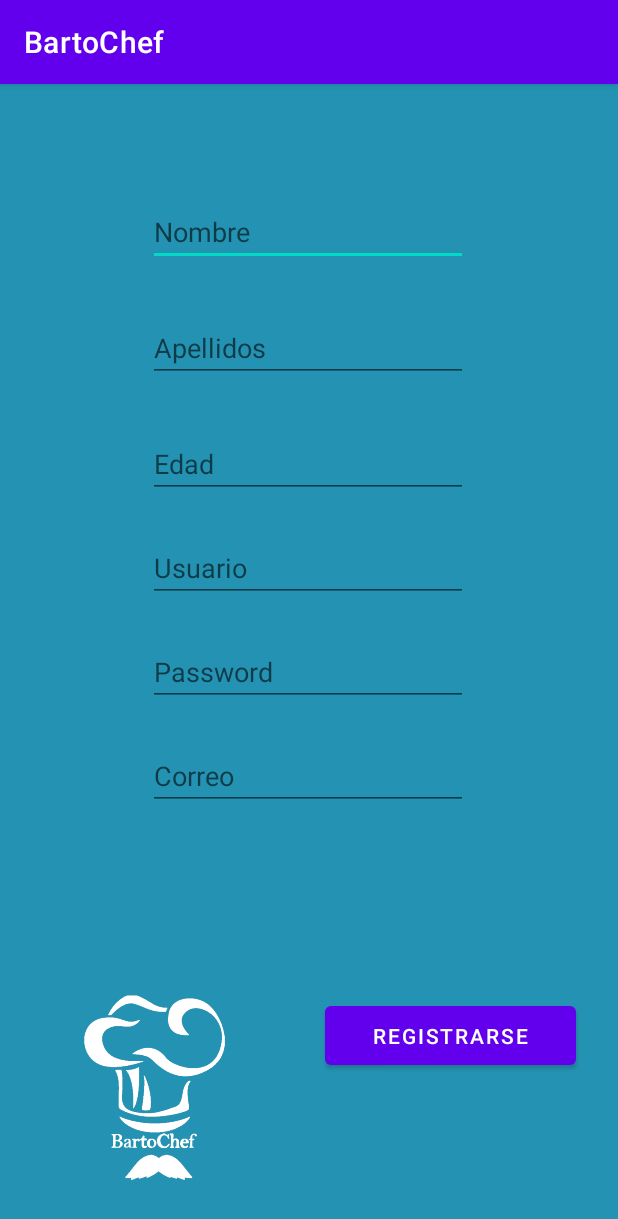
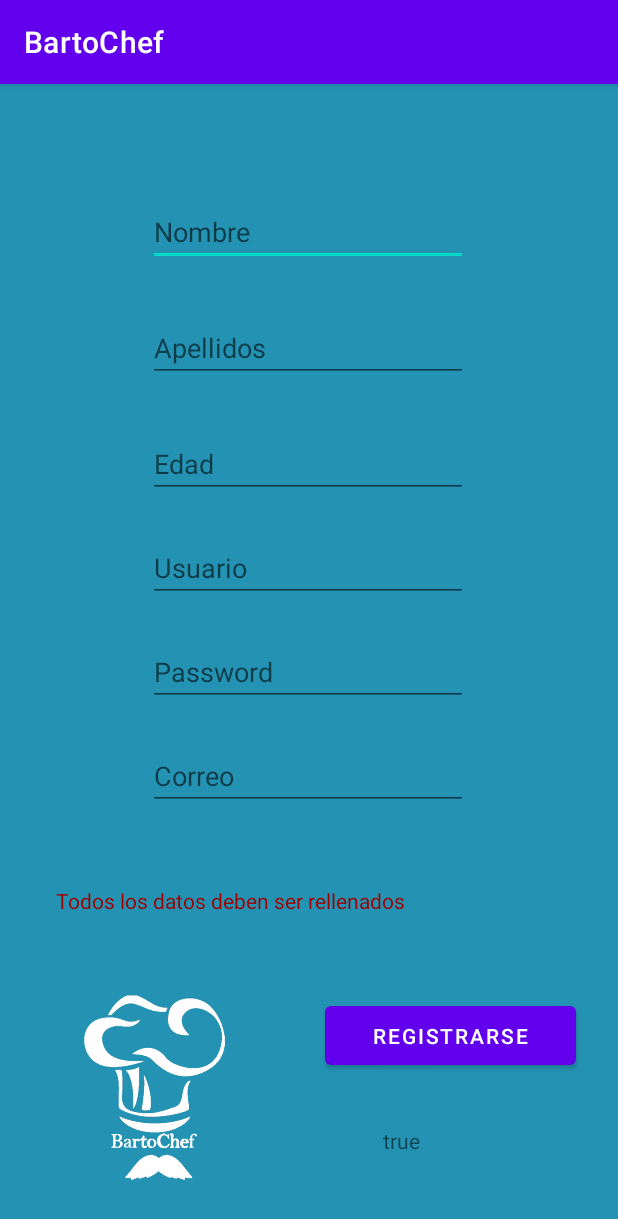
Before and after one commit to gonzzalez13/BartoChefPrincipal, an Android app: the Registro screen opened directly, with no data from a screen before it, after a tap on "REGISTRARSE", on a phone screen of 412 x 824 dp. Shown: the top 1219 px of the screen. Run offline under Robolectric (Android 15) with nearby library versions, the light colour scheme and no system bars.

Commit message:
Registro funcinal

```diff
--- a/src/main/java/com/example/bartochef/EstructuraBBDD.java
+++ b/src/main/java/com/example/bartochef/EstructuraBBDD.java
@@ -52,7 +52,7 @@ public class EstructuraBBDD {
 
 
     public static class EstructuraUsuario implements BaseColumns{
-        public static final String TABLE_NAME_USUARIO = "usaurio";
+        public static final String TABLE_NAME_USUARIO = "usuario";
         public static final String COLUMN_NAME_NOMBRE = "nombre";
         public static final String COLUMN_NAME_APELLIDOS = "apellidos";
         public static final String COLUMN_NAME_EDAD = "edad";
--- a/src/main/java/com/example/bartochef/Registro.java
+++ b/src/main/java/com/example/bartochef/Registro.java
@@ -14,9 +14,10 @@ public class Registro extends AppCompatActivity {
 
 
     EditText editnombre,editapellidos,editedad,editcontraseña,editusuario,editpassword,editcorreo;
-    TextView alerta;
+    TextView alerta,boo;
     SQLiteDatabase db;
     SQLiteHelper helper;
+    Boolean blanco;
 
 
     @Override
@@ -27,23 +28,25 @@ public class Registro extends AppCompatActivity {
         editnombre = findViewById(R.id.editNombre);
         editapellidos = findViewById(R.id.editApellidos);
         editedad = findViewById(R.id.editEdad);
-        editusuario = findViewById(R.id.editUsuario);
+        editusuario = findViewById(R.id.editUser);
         editpassword = findViewById(R.id.editPasswords);
         editcorreo = findViewById(R.id.editCorreo);
         alerta = findViewById(R.id.txtAdevertencia);
-
+        boo = findViewById(R.id.TXTBOOL);
+        blanco=false;
 
     }
 
 
 
 
-    public void Registro(View view) {
-/*
+    public void Registrar(View view) {
+
         helper = new SQLiteHelper(this);
 
         db = helper.getWritableDatabase();
-
+        blanco=false;
+        alerta.setText("");
         String nombre = String.valueOf(editnombre.getText());
         String apellidos = String.valueOf(editapellidos.getText());
         String edad = String.valueOf(editedad.getText());
@@ -51,8 +54,43 @@ public class Registro extends AppCompatActivity {
         String password = String.valueOf(editpassword.getText());
         String correo = String.valueOf(editcorreo.getText());
 
+        if (editnombre.getText().toString().trim().equalsIgnoreCase("")){
+            alerta.setText("Todos los datos deben ser nombre");
+            blanco = true;
+        }
 
+        if (editapellidos.getText().toString().trim().equalsIgnoreCase("")){
+            alerta.setText("Todos los datos deben ser apellidos");
+            blanco = true;
+        }
+
+        if (editedad.getText().toString().trim().equalsIgnoreCase("")){
+            alerta.setText("Todos los datos deben ser edad");
+            blanco = true;
+        }
+
+        if (editusuario.getText().toString().trim().equalsIgnoreCase("")){
+        alerta.setText("Todos los datos deben ser user");
+            blanco = true;
+        }
+
+        if (editpassword.getText().toString().trim().equalsIgnoreCase("")){
+        alerta.setText("Todos los datos deben ser password");
+            blanco = true;
+        }
+        if (editcorreo.getText().toString().trim().equalsIgnoreCase("")){
+        alerta.setText("Todos los datos deben ser correo");
+            blanco = true;
+        }
+        boo.setText(String.valueOf(blanco));
+
+        if(blanco == true){
+            alerta.setText("Todos los datos deben ser rellenados");
+
+        }else{
+            alerta.setText("");
             ContentValues values = new ContentValues();
+
             values.put(EstructuraBBDD.EstructuraUsuario.COLUMN_NAME_NOMBRE,nombre);
             values.put(EstructuraBBDD.EstructuraUsuario.COLUMN_NAME_APELLIDOS,apellidos);
             values.put(EstructuraBBDD.EstructuraUsuario.COLUMN_NAME_EDAD,edad);
@@ -70,11 +108,11 @@ public class Registro extends AppCompatActivity {
             editpassword.setText("");
             editcorreo.setText("");
 
- */
-
-
         }
 
 
 
+
+
     }
+}
--- a/src/main/java/com/example/bartochef/SQLiteHelper.java
+++ b/src/main/java/com/example/bartochef/SQLiteHelper.java
@@ -29,7 +29,11 @@ public class SQLiteHelper extends SQLiteOpenHelper {
     public void onUpgrade(SQLiteDatabase db, int oldVersion, int newVersion){
 
         db.execSQL(EstructuraBBDD.SQL_DELETE_ENTRIES);
+        db.execSQL(EstructuraBBDD.SQL_CREATE_ENTRIES);
+
+
         db.execSQL(EstructuraBBDD.SQL_DELETE_USUARIO);
+        db.execSQL(EstructuraBBDD.SQL_CREATE_USUARIOS);
 
     }
 
--- a/src/main/res/layout/activity_registro.xml
+++ b/src/main/res/layout/activity_registro.xml
@@ -47,7 +47,7 @@
         app:layout_constraintTop_toBottomOf="@+id/editApellidos" />
 
     <EditText
-        android:id="@+id/edadUsuario"
+        android:id="@+id/editUser"
         android:layout_width="wrap_content"
         android:layout_height="wrap_content"
         android:layout_marginTop="24dp"
@@ -70,7 +70,7 @@
         app:layout_constraintEnd_toEndOf="parent"
         app:layout_constraintHorizontal_bias="0.497"
         app:layout_constraintStart_toStartOf="parent"
-        app:layout_constraintTop_toBottomOf="@+id/edadUsuario" />
+        app:layout_constraintTop_toBottomOf="@+id/editUser" />
 
     <EditText
         android:id="@+id/editCorreo"
@@ -108,7 +108,7 @@
         app:layout_constraintEnd_toEndOf="parent"
         app:layout_constraintHorizontal_bias="0.525"
         app:layout_constraintStart_toEndOf="@+id/imageView"
-        android:onClick="Registro"/>
+        android:onClick="Registrar"/>
 
     <TextView
         android:id="@+id/txtAdevertencia"
@@ -123,4 +123,14 @@
         app:layout_constraintTop_toBottomOf="@+id/editCorreo"
         app:layout_constraintVertical_bias="0.307" />
 
+    <TextView
+        android:id="@+id/TXTBOOL"
+        android:layout_width="87dp"
+        android:layout_height="39dp"
+        android:text="TextView"
+        app:layout_constraintBottom_toBottomOf="parent"
+        app:layout_constraintEnd_toEndOf="parent"
+        app:layout_constraintStart_toEndOf="@+id/imageView"
+        app:layout_constraintTop_toBottomOf="@+id/btnRegistrarse" />
+
 </androidx.constraintlayout.widget.ConstraintLayout>
```
Lines whose indentation alone changed are shown as unchanged.
